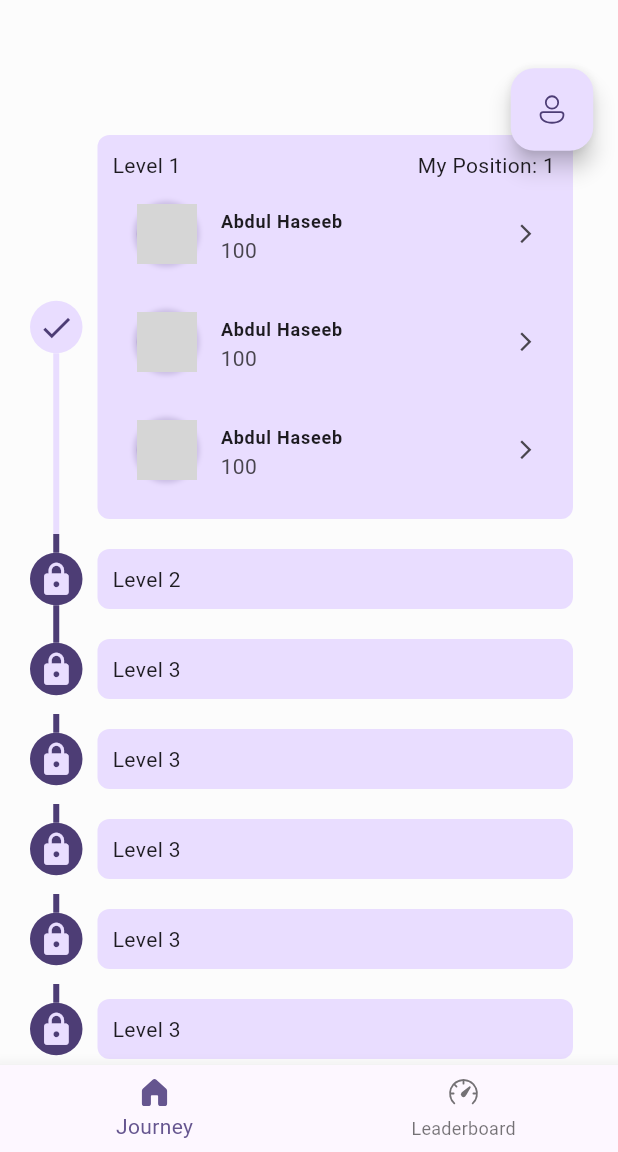
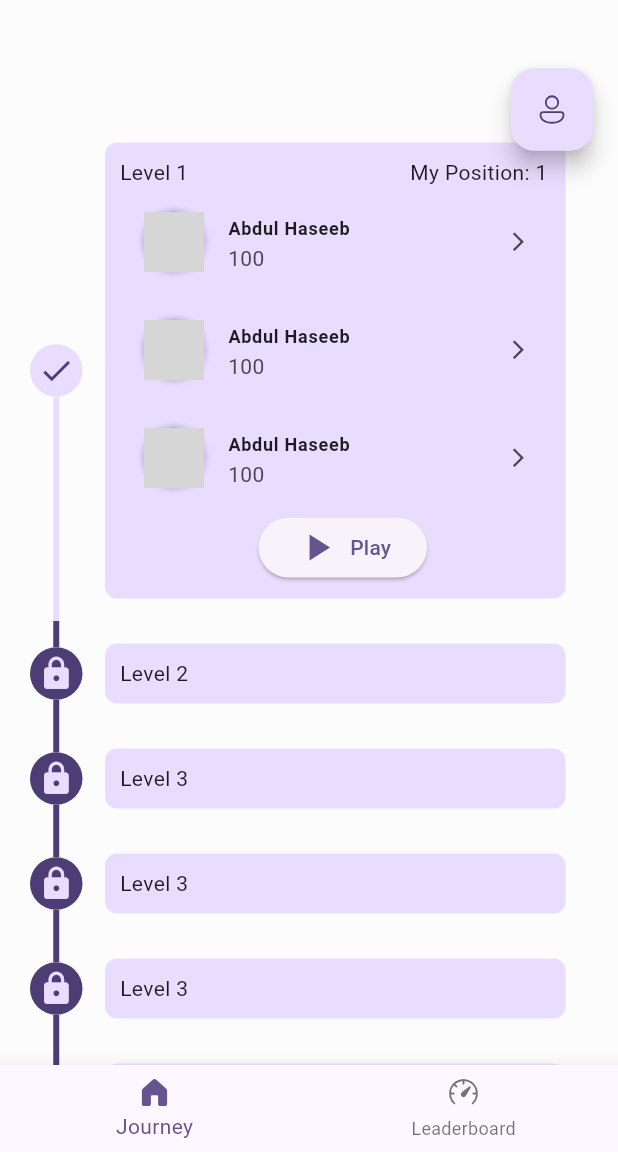
Before and after one commit to HaseebKahn365/maize_beta, a Flutter app: the screen it shows after launch, on a phone screen of 412 x 824 dp, the part 84-1236 px from its top. Run offline on Flutter 3.47's test engine with Material 3 defaults, Android fonts, the light colour scheme and no system bars; drawn by our look-alikes of timeline_tile; our stand-ins replace country_picker, fluentui_system_icons, flutter_animate, sensors_plus; missing offline and left inert: flame, flame_audio, flame_tiled; network calls fail; grey boxes are pictures that could not be loaded.

Commit message:
button added for playing

```diff
--- a/lib/Screens/Journey.dart
+++ b/lib/Screens/Journey.dart
@@ -67,6 +67,30 @@ class _JourneyState extends State<Journey> {
                     name: 'Abdul Haseeb',
                     score: 100,
                   ),
+
+                  //create a play button using row widget and center alligned
+                  //the play button will be a raised button with a text play
+
+                  Row(
+                    mainAxisAlignment: MainAxisAlignment.center,
+                    children: [
+                      //elevated button with text play
+                      ElevatedButton(
+                        onPressed: () {
+                          print('play');
+                        },
+                        child: Row(
+                          children: [
+                            Icon(
+                              Icons.play_arrow,
+                              size: 30,
+                            ),
+                            Text('  Play'),
+                          ],
+                        ),
+                      ),
+                    ],
+                  ),
                 ],
               ),
             ),
@@ -78,43 +102,43 @@ class _JourneyState extends State<Journey> {
             ),
             MyTimelineTile(
               isFirst: false,
-              isLast: true,
+              isLast: false,
               isPast: false,
               child: Text('Level 3'),
             ),
             MyTimelineTile(
               isFirst: false,
-              isLast: true,
+              isLast: false,
               isPast: false,
               child: Text('Level 3'),
             ),
             MyTimelineTile(
               isFirst: false,
-              isLast: true,
+              isLast: false,
               isPast: false,
               child: Text('Level 3'),
             ),
             MyTimelineTile(
               isFirst: false,
-              isLast: true,
+              isLast: false,
               isPast: false,
               child: Text('Level 3'),
             ),
             MyTimelineTile(
               isFirst: false,
-              isLast: true,
+              isLast: false,
               isPast: false,
               child: Text('Level 3'),
             ),
             MyTimelineTile(
               isFirst: false,
-              isLast: true,
+              isLast: false,
               isPast: false,
               child: Text('Level 3'),
             ),
             MyTimelineTile(
               isFirst: false,
-              isLast: true,
+              isLast: false,
               isPast: false,
               child: Text('Level 3'),
             ),
@@ -159,7 +183,7 @@ class BeautifulEventCard extends StatelessWidget {
           ],
         ),
         child: CircleAvatar(
-          radius: 20,
+          maxRadius: 20,
           backgroundColor: Theme.of(context).colorScheme.onPrimaryContainer.withOpacity(0.2),
           backgroundImage: NetworkImage('https://flagcdn.com/w160/pk.jpg'),
         ),
--- a/lib/TimelineComponents/mytimeline_tile.dart
+++ b/lib/TimelineComponents/mytimeline_tile.dart
@@ -51,7 +51,7 @@ class _EventCardState extends State<EventCard> {
   @override
   Widget build(BuildContext context) {
     return Container(
-        margin: const EdgeInsets.all(10),
+        margin: const EdgeInsets.all(15),
         padding: const EdgeInsets.fromLTRB(10, 10, 0, 10),
         decoration: BoxDecoration(
           color: Theme.of(context).colorScheme.primaryContainer,
```
Also changed, not shown: 1 other file.
